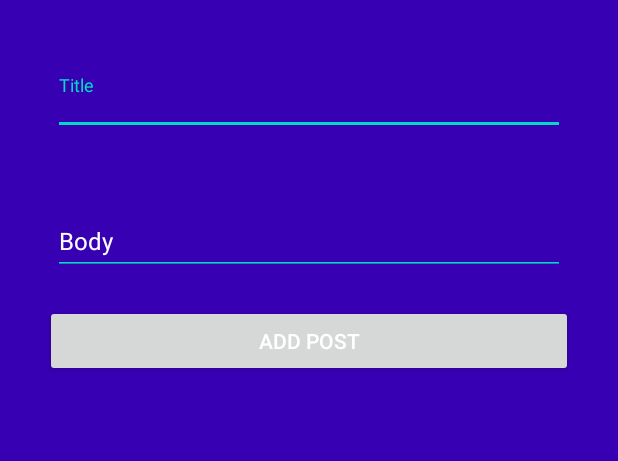
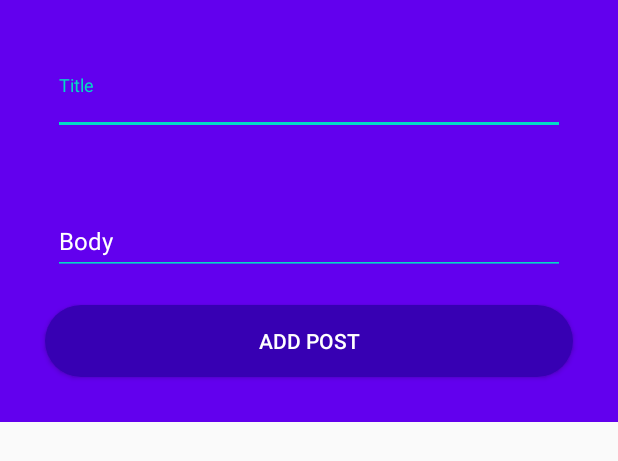
Before and after one commit to Hillarie-kip/MedBook, an Android app: the layout dialog_addpost.xml on its own in the app's theme, with its tools: preview values and no code run, on a phone screen of 412 x 824 dp. Shown: the top 461 px of the screen. Run offline under Robolectric (Android 15) with nearby library versions, the phone set to English and light mode, and no system bars; network calls fail.

Commit message:
initial commit

```diff
--- /dev/null
+++ b/app/src/main/res/drawable/button_.xml
@@ -0,0 +1,11 @@
+<shape xmlns:android="http://schemas.android.com/apk/res/android"
+    android:shape="rectangle">
+    <corners android:radius="25dp"/>
+    <gradient
+        android:angle="180"
+        android:centerColor="@color/colorPrimaryDark"
+        android:endColor="@color/colorPrimaryDark"
+        android:startColor="@color/colorPrimaryDark"
+        android:type="linear" />
+    <!--1dac6c  5216ab-->
+</shape>
--- a/app/src/main/res/layout/dialog_addpost.xml
+++ b/app/src/main/res/layout/dialog_addpost.xml
@@ -4,10 +4,10 @@
     xmlns:tools="http://schemas.android.com/tools"
     android:id="@+id/lay"
     android:layout_width="match_parent"
-    android:layout_height="match_parent"
+    android:layout_height="wrap_content"
 
 
-    android:background="@color/colorPrimaryDark">
+    android:background="@color/colorPrimary">
 
 
     <ScrollView
@@ -36,7 +36,7 @@
                     android:backgroundTint="@color/colorAccent"
                     android:hint="Title"
                     android:inputType="textPersonName"
-                    android:textColor="@color/colorPrimaryDark"
+                    android:textColor="@color/white"
                     android:textSize="16sp" />
 
             </com.google.android.material.textfield.TextInputLayout>
@@ -56,12 +56,13 @@
                     android:backgroundTint="@color/colorAccent"
                     android:hint="Body"
                     android:inputType="textMultiLine"
-                    android:textColor="@color/colorPrimaryDark"
+                    android:textColor="@color/white"
                     android:textSize="16sp" />
 
             </com.google.android.material.textfield.TextInputLayout>
 
             <Button
+                android:background="@drawable/button_"
                 android:id="@+id/btn_upload"
                 android:layout_width="match_parent"
                 android:layout_height="match_parent"
```
